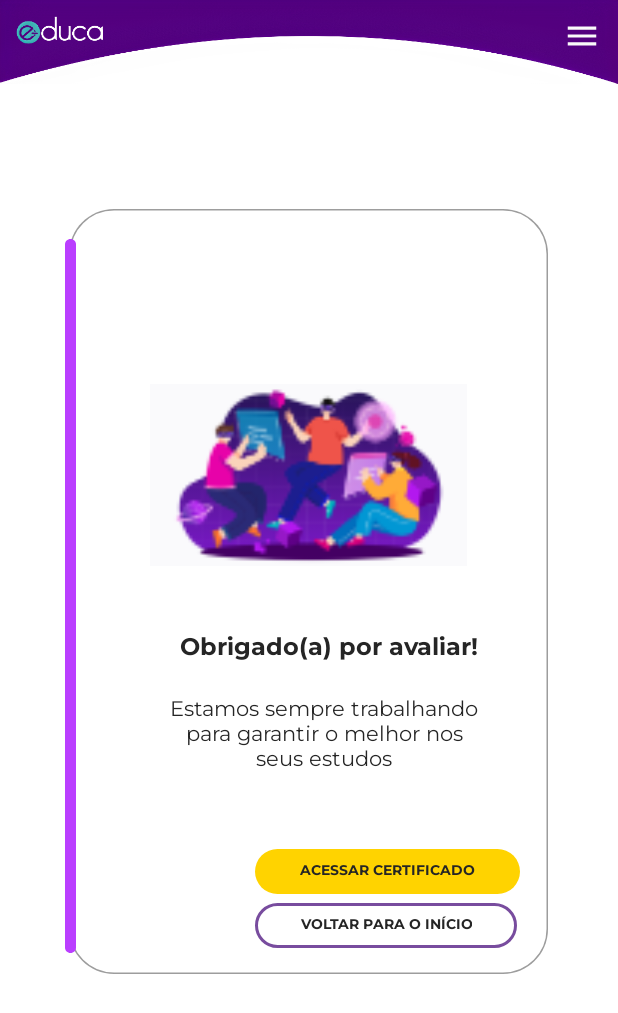
After one commit to e-duca/e-duca-app, an Android app: the Likert_Respondido screen opened directly, with no data from a screen before it, on a phone screen of 412 x 824 dp. The commit adds this screen. Shown: the top 1013 px of the screen. Run offline under Robolectric (Android 15) with nearby library versions, the phone set to English and light mode, and no system bars.

Commit message:
Feat/likert respondido (#23)
* Tela do likert respondido

* foi realizado a tela do likert respondido

* centralização do texto

```diff
--- a/app/src/main/AndroidManifest.xml
+++ b/app/src/main/AndroidManifest.xml
@@ -16,6 +16,9 @@
         android:supportsRtl="true"
         android:theme="@style/Theme.Educa"
         tools:targetApi="33">
+        <activity
+            android:name=".Likert_Respondido"
+            android:exported="false" />
         <activity
             android:name=".Video"
             android:exported="false" />
--- /dev/null
+++ b/app/src/main/java/com/educa/Likert_Respondido.kt
@@ -0,0 +1,12 @@
+
+package com.educa
+
+import androidx.appcompat.app.AppCompatActivity
+import android.os.Bundle
+
+class Likert_Respondido : AppCompatActivity() {
+    override fun onCreate(savedInstanceState: Bundle?) {
+        super.onCreate(savedInstanceState)
+        setContentView(R.layout.activity_likert_respondido)
+    }
+}
--- /dev/null
+++ b/app/src/main/res/drawable/db_card_rectangle2_likert.xml
@@ -0,0 +1,18 @@
+<vector
+    xmlns:android="http://schemas.android.com/apk/res/android"
+    xmlns:aapt="http://schemas.android.com/aapt"
+    android:width="7dp"
+    android:height="476dp"
+    android:viewportWidth="7"
+    android:viewportHeight="476"
+    >
+    <group>
+        <clip-path
+            android:pathData="M3.5 0C5.433 0 7 1.567 7 3.5V472.5C7 474.433 5.433 476 3.5 476C1.567 476 0 474.433 0 472.5V3.5C0 1.567 1.567 0 3.5 0Z"
+            />
+        <path
+            android:pathData="M0 0V476H7V0"
+            android:fillColor="#BA3EFF"
+            />
+    </group>
+</vector>
--- /dev/null
+++ b/app/src/main/res/drawable/db_card_rectangle_likert.xml
@@ -0,0 +1,19 @@
+<vector
+    xmlns:android="http://schemas.android.com/apk/res/android"
+    xmlns:aapt="http://schemas.android.com/aapt"
+    android:width="319dp"
+    android:height="510dp"
+    android:viewportWidth="319"
+    android:viewportHeight="510"
+    >
+    <group>
+        <clip-path
+            android:pathData="M30 0H289C305.569 0 319 13.4315 319 30V480C319 496.569 305.569 510 289 510H30C13.4315 510 0 496.569 0 480V30C0 13.4315 13.4315 0 30 0Z"
+            />
+        <path
+            android:pathData="M30 0H289C305.569 0 319 13.4315 319 30V480C319 496.569 305.569 510 289 510H30C13.4315 510 0 496.569 0 480V30C0 13.4315 13.4315 0 30 0Z"
+            android:strokeWidth="2"
+            android:strokeColor="#9D9D9D"
+            />
+    </group>
+</vector>
--- /dev/null
+++ b/app/src/main/res/layout/activity_likert_respondido.xml
@@ -0,0 +1,102 @@
+<?xml version="1.0" encoding="utf-8"?>
+<androidx.constraintlayout.widget.ConstraintLayout xmlns:android="http://schemas.android.com/apk/res/android"
+    xmlns:app="http://schemas.android.com/apk/res-auto"
+    xmlns:tools="http://schemas.android.com/tools"
+    android:layout_width="match_parent"
+    android:layout_height="match_parent"
+    tools:context=".Likert_Respondido">
+
+    <RelativeLayout
+        android:layout_width="match_parent"
+        android:layout_height="match_parent">
+
+        <fragment
+            android:id="@+id/fg_menu"
+            class="com.educa.FragmentMenu"
+            android:layout_width="wrap_content"
+            android:layout_height="wrap_content"
+            tools:layout="@layout/fragment_menu" />
+
+        <View
+            android:id="@+id/rectangle_2"
+            android:layout_width="319dp"
+            android:layout_height="510dp"
+            android:layout_below="@+id/fg_menu"
+            android:layout_centerHorizontal="true"
+            android:layout_marginLeft="23dp"
+            android:layout_marginTop="83dp"
+            android:background="@drawable/db_card_rectangle_likert"
+
+            />
+
+        <View
+            android:id="@+id/rectangle2_likert"
+            android:layout_width="7dp"
+            android:layout_height="476dp"
+            android:layout_below="@id/fg_menu"
+            android:layout_alignParentLeft="true"
+            android:layout_marginLeft="43dp"
+            android:layout_marginTop="103dp"
+            android:background="@drawable/db_card_rectangle2_likert" />
+
+        <ImageView
+            android:id="@+id/image_35"
+            android:layout_width="211dp"
+            android:layout_height="121dp"
+            android:layout_below="@id/fg_menu"
+            android:layout_centerHorizontal="true"
+            android:layout_marginTop="200dp"
+            android:background="@mipmap/img_likert_respondido" />
+
+        <TextView
+            android:id="@+id/obrigado_a_"
+            android:layout_width="234dp"
+            android:layout_height="40dp"
+            android:layout_below="@id/image_35"
+            android:layout_marginLeft="120dp"
+            android:layout_marginTop="43dp"
+            android:fontFamily="@font/montserrat_bold"
+            android:text="@string/txt_tks_avaliable1"
+            android:textSize="16sp" />
+
+        <TextView
+            android:id="@+id/txt_tks"
+            android:layout_width="220dp"
+            android:layout_height="60dp"
+            android:layout_below="@id/obrigado_a_"
+            android:layout_marginLeft="106dp"
+            android:fontFamily="@font/montserrat"
+            android:gravity="center"
+            android:text="@string/txt_tks_avaliable2" />
+
+
+        <androidx.appcompat.widget.AppCompatButton
+            android:id="@+id/btn_go_quiz"
+            style="@style/style_btnYellowSmall"
+            android:layout_below="@+id/txt_tks"
+            android:layout_gravity="center_horizontal"
+            android:layout_marginLeft="170dp"
+            android:layout_marginTop="45dp"
+            android:background="@drawable/db_btn_solid"
+            android:text="@string/txt_access_certificate"
+            android:textSize="9sp"
+            android:textColor="@color/black"
+            tools:ignore="TouchTargetSizeCheck,TouchTargetSizeCheck" />
+
+
+        <androidx.appcompat.widget.AppCompatButton
+            android:id="@+id/btn_back"
+            style="@style/style_btnBorderPurpleSmall"
+            android:layout_below="@+id/btn_go_quiz"
+            android:layout_gravity="center_horizontal"
+            android:layout_marginLeft="170dp"
+            android:layout_marginTop="6.03dp"
+            android:background="@drawable/db_btn_border"
+            android:text="@string/txt_back_start"
+            android:textColor="@color/black"
+            android:textSize="9sp"
+            tools:ignore="TouchTargetSizeCheck" />
+
+    </RelativeLayout>
+
+</androidx.constraintlayout.widget.ConstraintLayout>
--- a/app/src/main/res/values/strings.xml
+++ b/app/src/main/res/values/strings.xml
@@ -42,7 +42,10 @@
     <string name="txt_ops">Ops…</string>
     <string name="txt_restTextOps">Se você é professor, acesse nossa aplicação pelo navegador e aproveite nosso site!</string>
     <string name="txt_postfor">Postado por</string>
+    <string name="txt_acess_cert">Acessar certificado</string>
     <string name="txt_nameteacher">Professor Carlos Roberto</string>
+    <string name="txt_tks_avaliable1">Obrigado(a) por avaliar!</string>
+    <string name="txt_tks_avaliable2">Estamos sempre trabalhando para garantir o melhor nos seus estudos</string>
     <string name="txt_context">Lorem ipsum dolor sit amet, consectetur adipiscing elit. Donec accumsan mattis augue eu pellentesque. Nulla sit amet facilisis ante, sit amet interdum augue. Nullam viverra convallis lectus, maximus faucibus sem pretium sit amet. Aenean tempus aliquam fringilla.</string>
     <string name="txt_title">Titulo:</string>
     <string name="txt_topicBody">Corpo do tópico:</string>
```
Also changed, not shown: app/src/main/res/mipmap-xxhdpi/img_likert_respondido.png (added).
